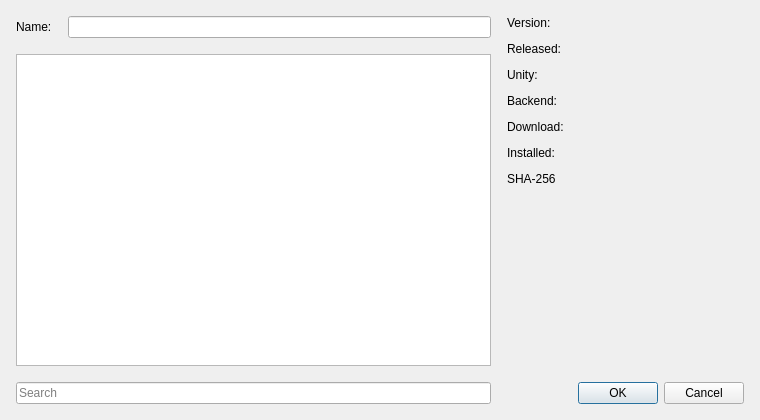
This is installdialog.ui in imlildud/openkogama-linux as Qt 5 draws it before an edit. The edited form follows.
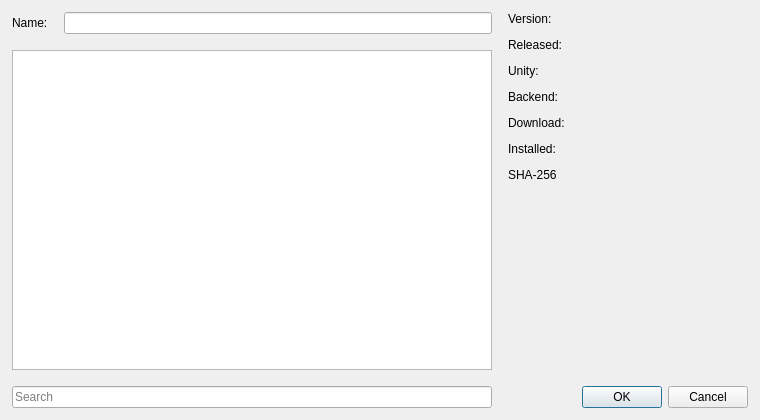
This is the edited form.

Diff of the .ui file:
```diff
--- a/installdialog.ui
+++ b/installdialog.ui
@@ -21,16 +21,16 @@
   </property>
   <layout class="QVBoxLayout" name="verticalLayout">
    <property name="leftMargin">
-    <number>16</number>
+    <number>12</number>
    </property>
    <property name="topMargin">
-    <number>16</number>
+    <number>12</number>
    </property>
    <property name="rightMargin">
-    <number>16</number>
+    <number>12</number>
    </property>
    <property name="bottomMargin">
-    <number>16</number>
+    <number>12</number>
    </property>
    <item>
     <layout class="QHBoxLayout" name="horizontalLayout" stretch="2,1">
```
Left out of the diff: 2 changed lines with no effect on the pictures.
